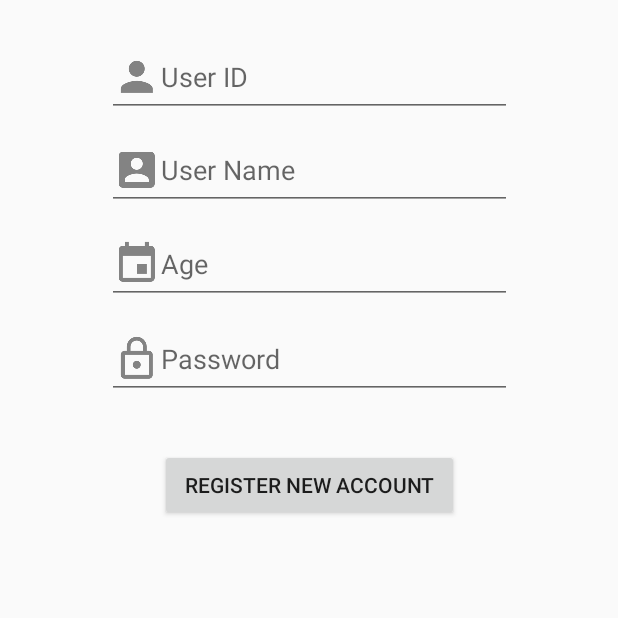
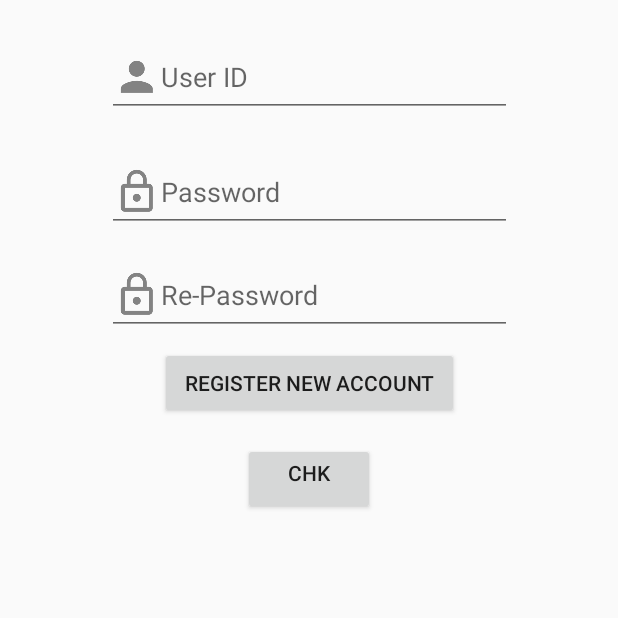
Before and after one commit to imearth/Healthy, an Android app: the fragment RegisterFragment placed in its activity, after a tap on "REGISTER NEW ACCOUNT", on a phone screen of 412 x 824 dp, the top half of it. Run offline under Robolectric (Android 15) with nearby library versions, the phone set to English and light mode, and no system bars; our stand-ins replace Firebase (no records; nobody signed in at launch, a user with empty details on screens opened directly).

Commit message:
สมัครสมาชิก

```diff
--- a/app/src/main/java/com/example/imearthz/healthy/MenuFragment.java
+++ b/app/src/main/java/com/example/imearthz/healthy/MenuFragment.java
@@ -12,9 +12,8 @@ import android.widget.AdapterView;
 import android.widget.ArrayAdapter;
 import android.widget.ListView;
 
+import com.example.imearthz.healthy.weight.Weight;
 import com.example.imearthz.healthy.weight.WeightFragment;
-import  com.example.imearthz.healthy.weight.Weight;
-
 
 import java.util.ArrayList;
 import java.util.List;
--- a/app/src/main/java/com/example/imearthz/healthy/RegisterFragment.java
+++ b/app/src/main/java/com/example/imearthz/healthy/RegisterFragment.java
@@ -12,47 +12,112 @@ import android.widget.Button;
 import android.widget.EditText;
 import android.widget.Toast;
 
-public class RegisterFragment extends Fragment{
+import com.google.android.gms.tasks.OnFailureListener;
+import com.google.android.gms.tasks.OnSuccessListener;
+import com.google.firebase.auth.AuthResult;
+import com.google.firebase.auth.FirebaseAuth;
+import com.google.firebase.auth.FirebaseUser;
+import com.example.imearthz.healthy.weight.WeightFormFragment;
+
+
+public class RegisterFragment extends Fragment {
     @Nullable
     @Override
     public View onCreateView(@NonNull LayoutInflater inflater, @Nullable ViewGroup container, @Nullable Bundle savedInstanceState) {
 //        return super.onCreateView(inflater, container, savedInstanceState);
         return inflater.inflate(R.layout.fragment_register, container, false);
+
     }
 
+
+    void ver_btn(){
+        Button verBtn = getView().findViewById(R.id.chkver_btn);
+        verBtn.setOnClickListener(new View.OnClickListener() {
+            @Override
+            public void onClick(View v) {
+//                FirebaseAuth curUser = FirebaseAuth.getInstance();
+//                curUser.signOut();
+                if(FirebaseAuth.getInstance().getCurrentUser()!=null) Log.d("LOGIN", "YES");
+                else Log.d("LOGIN", "NO");
+            }
+        });
+    }
 
     @Override
     public void onActivityCreated(@Nullable Bundle savedInstanceState) {
         super.onActivityCreated(savedInstanceState);
+
+        ver_btn();
 
         Button registerBtn = getView().findViewById(R.id.register_register_btn);
         registerBtn.setOnClickListener(new View.OnClickListener() {
             @Override
             public void onClick(View v) {
                 EditText _userID = getView().findViewById(R.id.register_userID);
-                EditText _userName = getView().findViewById(R.id.register_userName);
-                EditText _age = getView().findViewById(R.id.register_age);
+                EditText _RePassword = getView().findViewById(R.id.register_re_pass);
                 EditText _password = getView().findViewById(R.id.register_password);
+
                 String userIdStr = _userID.getText().toString();
-                String userNameStr = _userName.getText().toString();
-                String ageStr = _age.getText().toString();
                 String passwordStr = _password.getText().toString();
+                String re_passwordStr = _RePassword.getText().toString();
 
-                if(userIdStr.isEmpty() || userNameStr.isEmpty() || ageStr.isEmpty() || passwordStr.isEmpty()){
+
+                if (userIdStr.isEmpty() || re_passwordStr.isEmpty() || passwordStr.isEmpty()){
                     Toast.makeText(getActivity(), "กรุณาระบุข้อมูลให้ครบ", Toast.LENGTH_SHORT).show();
-                } else if (userIdStr.equals("admin")){
-                    Toast.makeText(getActivity(), "ชื่อผู้ใช้ไม่สามารถใช้ได้", Toast.LENGTH_SHORT).show();
-                } else {
-                    Log.d("USER", "GOTO BMI");
-                    getActivity().getSupportFragmentManager()
-                            .beginTransaction()
-                            .replace(R.id.main_view, new BmiFragment())
-                            .addToBackStack(null)
-                            .commit();
                 }
+                else if (passwordStr.equals(re_passwordStr) && passwordStr.length() > 6) {
+                    createAccount(userIdStr,passwordStr);
+                } else{
+                    Toast.makeText(getActivity(), "Password Invalid", Toast.LENGTH_SHORT).show();
+                }
+
+//                if (userIdStr.isEmpty() || re_passwordStr.isEmpty() || passwordStr.isEmpty()) {
+//                    Toast.makeText(getActivity(), "กรุณาระบุข้อมูลให้ครบ", Toast.LENGTH_SHORT).show();
+//                } else if (userIdStr.equals("admin")) {
+//                    Toast.makeText(getActivity(), "ชื่อผู้ใช้ไม่สามารถใช้ได้", Toast.LENGTH_SHORT).show();
+//                } else {
+//                    Log.d("USER", "GOTO BMI");
+//                    getActivity().getSupportFragmentManager()
+//                            .beginTransaction()
+//                            .replace(R.id.main_view, new BmiFragment())
+//                            .addToBackStack(null)
+//                            .commit();
+//                }
+            }
+        });
+
+    }
+
+
+    void createAccount(String user, String password) {
+
+        FirebaseAuth mAuth = FirebaseAuth.getInstance();
+        mAuth.createUserWithEmailAndPassword(user, password).addOnSuccessListener(new OnSuccessListener<AuthResult>() {
+            @Override
+            public void onSuccess(AuthResult authResult) {
+                Log.d("Register", ""+authResult);
+                FirebaseUser curUser = FirebaseAuth.getInstance().getCurrentUser();
+                sendVerifiedEmail(curUser);
+                ver_btn();
+            }
+        }).addOnFailureListener(new OnFailureListener() {
+            @Override
+            public void onFailure(@NonNull Exception e) {
+                Log.d("Register", "Fail : "+e);
+                Toast.makeText(getActivity(), e.getMessage(), Toast.LENGTH_SHORT).show();
             }
         });
     }
 
-
+    void sendVerifiedEmail(FirebaseUser _user) {
+        _user.sendEmailVerification().addOnSuccessListener(new OnSuccessListener < Void > () {
+            @Override public void onSuccess(Void aVoid) {
+                Toast.makeText(getActivity(), "Send Verified Email", Toast.LENGTH_SHORT).show();
+            }
+        }).addOnFailureListener(new OnFailureListener() {
+            @Override public void onFailure(@NonNull Exception e) {
+                Toast.makeText(getActivity(), e.getMessage(), Toast.LENGTH_SHORT).show();
+            }
+        });
+    }
 }
--- a/app/src/main/res/layout/fragment_register.xml
+++ b/app/src/main/res/layout/fragment_register.xml
@@ -12,16 +12,27 @@
         android:layout_height="0dp"
         app:layout_constraintBottom_toBottomOf="parent"
         app:layout_constraintEnd_toEndOf="parent"
-        app:layout_constraintHorizontal_bias="1.0"
+        app:layout_constraintHorizontal_bias="0.0"
         app:layout_constraintStart_toStartOf="parent"
         app:layout_constraintTop_toTopOf="parent"
-        app:layout_constraintVertical_bias="1.0">
+        app:layout_constraintVertical_bias="0.0">
 
         <android.support.constraint.ConstraintLayout
             android:id="@+id/relativeLayout"
             android:layout_width="match_parent"
             android:layout_height="match_parent"
             android:minHeight="190dp">
+
+            <Button
+                android:id="@+id/chkver_btn"
+                android:layout_width="wrap_content"
+                android:layout_height="wrap_content"
+                android:layout_marginTop="16dp"
+                android:gravity="center_horizontal"
+                android:text="CHK"
+                app:layout_constraintEnd_toEndOf="parent"
+                app:layout_constraintStart_toStartOf="parent"
+                app:layout_constraintTop_toBottomOf="@+id/register_register_btn" />
 
             <EditText
                 android:id="@+id/register_userID"
@@ -37,53 +48,40 @@
                 app:layout_constraintTop_toTopOf="parent" />
 
             <EditText
-                android:id="@+id/register_userName"
+                android:id="@+id/register_re_pass"
                 android:layout_width="270dp"
                 android:layout_height="wrap_content"
-                android:layout_marginTop="87dp"
-                android:drawableLeft="@drawable/ic_user_name"
+                android:layout_marginTop="16dp"
+                android:drawableLeft="@drawable/ic_password"
                 android:ems="10"
-                android:hint="User Name"
-                android:inputType="textPersonName"
+                android:hint="Re-Password"
                 app:layout_constraintLeft_toLeftOf="parent"
                 app:layout_constraintRight_toRightOf="parent"
-                app:layout_constraintTop_toTopOf="parent" />
-
-            <EditText
-                android:id="@+id/register_age"
-                android:layout_width="270dp"
-                android:layout_height="wrap_content"
-                android:layout_marginTop="150dp"
-                android:drawableLeft="@drawable/ic_age"
-                android:ems="10"
-                android:hint="@string/age"
-                android:inputType="textPersonName"
-                app:layout_constraintLeft_toLeftOf="parent"
-                app:layout_constraintRight_toRightOf="parent"
-                app:layout_constraintTop_toTopOf="parent" />
+                app:layout_constraintTop_toBottomOf="@+id/register_password" />
 
             <EditText
                 android:id="@+id/register_password"
                 android:layout_width="270dp"
                 android:layout_height="wrap_content"
-                android:layout_marginTop="213dp"
+                android:layout_marginTop="24dp"
                 android:drawableLeft="@drawable/ic_password"
                 android:ems="10"
                 android:hint="@string/password"
                 android:inputType="textPassword"
                 app:layout_constraintLeft_toLeftOf="parent"
                 app:layout_constraintRight_toRightOf="parent"
-                app:layout_constraintTop_toTopOf="parent" />
+                app:layout_constraintTop_toBottomOf="@+id/register_userID" />
 
             <Button
                 android:id="@+id/register_register_btn"
                 android:layout_width="199dp"
                 android:layout_height="wrap_content"
-                android:layout_marginTop="33dp"
+                android:layout_marginTop="8dp"
                 android:text="@string/register"
                 app:layout_constraintEnd_toEndOf="parent"
+                app:layout_constraintHorizontal_bias="0.502"
                 app:layout_constraintStart_toStartOf="parent"
-                app:layout_constraintTop_toBottomOf="@+id/register_password" />
+                app:layout_constraintTop_toBottomOf="@+id/register_re_pass" />
         </android.support.constraint.ConstraintLayout>
     </ScrollView>
 
```
Also changed, not shown: app/src/main/java/com/example/imearthz/healthy/LoginFragment.java (+39 -12 lines).
